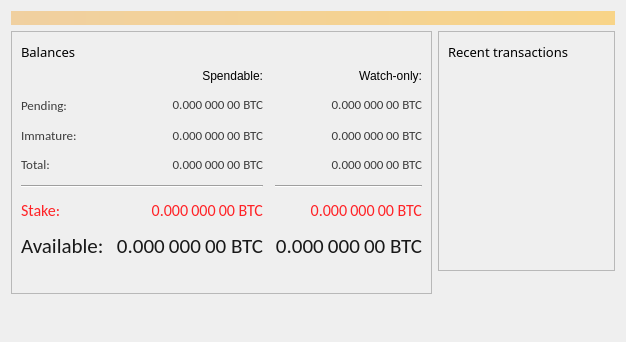
Qt form src/qt/forms/overviewpage.ui (SmokeyWhiteHaze/cojin) before a commit.
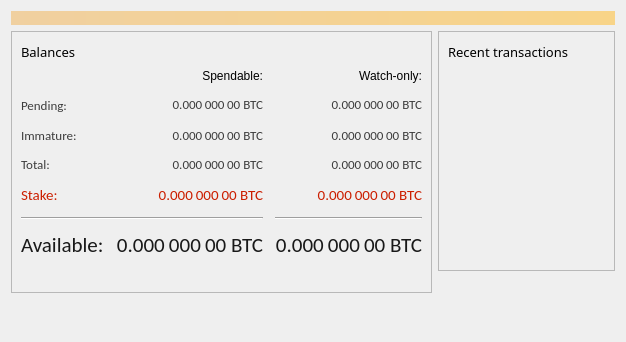
The same form after that commit. Icons and pictures are not drawn.

Diff of the .ui file:
```diff
--- a/src/qt/forms/overviewpage.ui
+++ b/src/qt/forms/overviewpage.ui
@@ -147,21 +147,21 @@
               </property>
              </widget>
             </item>
-            <item row="6" column="0">
-             <widget class="QLabel" name="labelStakeText">
+            <item row="8" column="0">
+             <widget class="QLabel" name="labelBalanceText">
               <property name="font">
                <font>
                 <family>Calibri</family>
-                <pointsize>12</pointsize>
+                <pointsize>16</pointsize>
                 <weight>50</weight>
                 <bold>false</bold>
                </font>
               </property>
               <property name="styleSheet">
-               <string notr="true">color: rgb(255, 34, 38);</string>
+               <string notr="true">color: rgb(25, 25, 25);</string>
               </property>
               <property name="text">
-               <string>Stake:</string>
+               <string>Available:</string>
               </property>
              </widget>
             </item>
@@ -296,7 +296,7 @@
               </property>
              </widget>
             </item>
-            <item row="5" column="2">
+            <item row="6" column="2">
              <widget class="Line" name="lineWatchBalance">
               <property name="sizePolicy">
                <sizepolicy hsizetype="Preferred" vsizetype="Fixed">
@@ -355,54 +355,6 @@
               </property>
              </widget>
             </item>
-            <item row="6" column="1">
-             <widget class="QLabel" name="labelStake">
-              <property name="font">
-               <font>
-                <family>Calibri</family>
-                <pointsize>12</pointsize>
-                <weight>50</weight>
-                <bold>false</bold>
-               </font>
-              </property>
-              <property name="styleSheet">
-               <string notr="true">color: rgb(255, 34, 38);</string>
-              </property>
-              <property name="text">
-               <string>0.000 000 00 BTC</string>
-              </property>
-              <property name="alignment">
-               <set>Qt::AlignRight|Qt::AlignTrailing|Qt::AlignVCenter</set>
-              </property>
-              <property name="textInteractionFlags">
-               <set>Qt::LinksAccessibleByMouse|Qt::TextSelectableByKeyboard|Qt::TextSelectableByMouse</set>
-              </property>
-             </widget>
-            </item>
-            <item row="6" column="2">
-             <widget class="QLabel" name="labelWatchStake">
-              <property name="font">
-               <font>
-                <family>Calibri</family>
-                <pointsize>12</pointsize>
-                <weight>50</weight>
-                <bold>false</bold>
-               </font>
-              </property>
-              <property name="styleSheet">
-               <string notr="true">color: rgb(255, 34, 38);</string>
-              </property>
-              <property name="text">
-               <string>0.000 000 00 BTC</string>
-              </property>
-              <property name="alignment">
-               <set>Qt::AlignRight|Qt::AlignTrailing|Qt::AlignVCenter</set>
-              </property>
-              <property name="textInteractionFlags">
-               <set>Qt::LinksAccessibleByMouse|Qt::TextSelectableByKeyboard|Qt::TextSelectableByMouse</set>
-              </property>
-             </widget>
-            </item>
             <item row="2" column="3">
              <spacer name="horizontalSpacer_21">
               <property name="orientation">
@@ -416,7 +368,37 @@
               </property>
              </spacer>
             </item>
-            <item row="5" column="0" colspan="2">
+            <item row="8" column="2">
+             <widget class="QLabel" name="labelWatchAvailable">
+              <property name="font">
+               <font>
+                <family>Calibri</family>
+                <pointsize>16</pointsize>
+                <weight>50</weight>
+                <bold>false</bold>
+               </font>
+              </property>
+              <property name="cursor">
+               <cursorShape>IBeamCursor</cursorShape>
+              </property>
+              <property name="toolTip">
+               <string>Your current balance in watch-only addresses</string>
+              </property>
+              <property name="styleSheet">
+               <string notr="true">color: rgb(25, 25, 25);</string>
+              </property>
+              <property name="text">
+               <string notr="true">0.000 000 00 BTC</string>
+              </property>
+              <property name="alignment">
+               <set>Qt::AlignRight|Qt::AlignTrailing|Qt::AlignVCenter</set>
+              </property>
+              <property name="textInteractionFlags">
+               <set>Qt::LinksAccessibleByMouse|Qt::TextSelectableByKeyboard|Qt::TextSelectableByMouse</set>
+              </property>
+             </widget>
+            </item>
+            <item row="6" column="0" colspan="2">
              <widget class="Line" name="line">
               <property name="orientation">
                <enum>Qt::Horizontal</enum>
@@ -489,25 +471,7 @@
               </property>
              </widget>
             </item>
-            <item row="7" column="0">
-             <widget class="QLabel" name="labelBalanceText">
-              <property name="font">
-               <font>
-                <family>Calibri</family>
-                <pointsize>16</pointsize>
-                <weight>50</weight>
-                <bold>false</bold>
-               </font>
-              </property>
-              <property name="styleSheet">
-               <string notr="true">color: rgb(25, 25, 25);</string>
-              </property>
-              <property name="text">
-               <string>Available:</string>
-              </property>
-             </widget>
-            </item>
-            <item row="7" column="1">
+            <item row="8" column="1">
              <widget class="QLabel" name="labelBalance">
               <property name="font">
                <font>
@@ -537,27 +501,63 @@
               </property>
              </widget>
             </item>
-            <item row="7" column="2">
-             <widget class="QLabel" name="labelWatchAvailable">
+            <item row="5" column="0">
+             <widget class="QLabel" name="labelStakeText">
               <property name="font">
                <font>
                 <family>Calibri</family>
-                <pointsize>16</pointsize>
+                <pointsize>11</pointsize>
                 <weight>50</weight>
                 <bold>false</bold>
                </font>
               </property>
-              <property name="cursor">
-               <cursorShape>IBeamCursor</cursorShape>
+              <property name="styleSheet">
+               <string notr="true">color: rgb(203, 30, 0);</string>
               </property>
-              <property name="toolTip">
-               <string>Your current balance in watch-only addresses</string>
+              <property name="text">
+               <string>Stake:</string>
               </property>
+             </widget>
+            </item>
+            <item row="5" column="1">
+             <widget class="QLabel" name="labelStake">
+              <property name="font">
+               <font>
+                <family>Calibri</family>
+                <pointsize>11</pointsize>
+                <weight>50</weight>
+                <bold>false</bold>
+               </font>
+              </property>
               <property name="styleSheet">
-               <string notr="true">color: rgb(25, 25, 25);</string>
+               <string notr="true">color: rgb(203, 30, 0);</string>
               </property>
               <property name="text">
-               <string notr="true">0.000 000 00 BTC</string>
+               <string>0.000 000 00 BTC</string>
+              </property>
+              <property name="alignment">
+               <set>Qt::AlignRight|Qt::AlignTrailing|Qt::AlignVCenter</set>
+              </property>
+              <property name="textInteractionFlags">
+               <set>Qt::LinksAccessibleByMouse|Qt::TextSelectableByKeyboard|Qt::TextSelectableByMouse</set>
+              </property>
+             </widget>
+            </item>
+            <item row="5" column="2">
+             <widget class="QLabel" name="labelWatchStake">
+              <property name="font">
+               <font>
+                <family>Calibri</family>
+                <pointsize>11</pointsize>
+                <weight>50</weight>
+                <bold>false</bold>
+               </font>
+              </property>
+              <property name="styleSheet">
+               <string notr="true">color: rgb(203, 30, 0);</string>
+              </property>
+              <property name="text">
+               <string>0.000 000 00 BTC</string>
               </property>
               <property name="alignment">
                <set>Qt::AlignRight|Qt::AlignTrailing|Qt::AlignVCenter</set>
```
